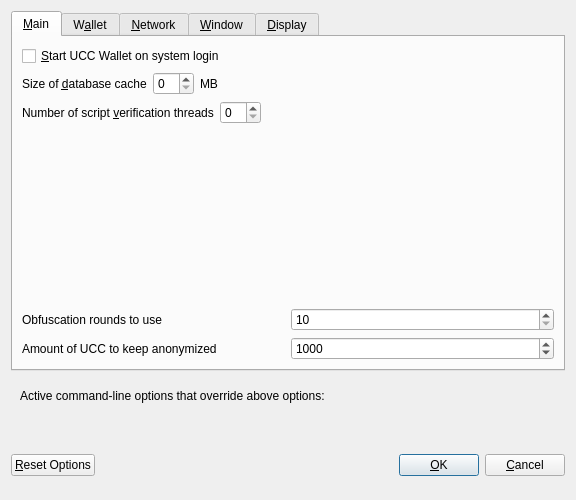
Before: the Qt Designer form src/qt/forms/optionsdialog.ui in swampcoin/bwrgocoin, drawn with Qt 5.
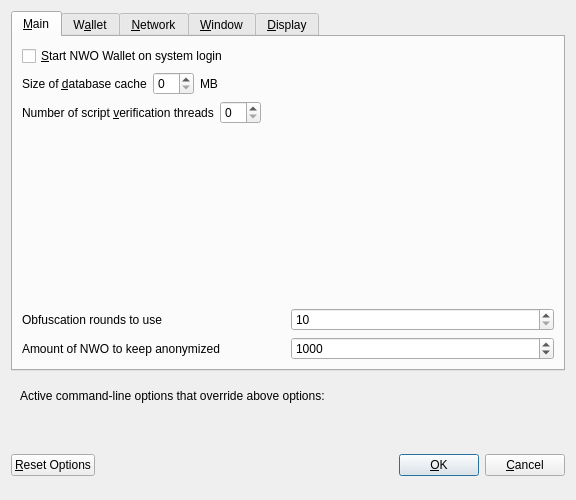
After: the same form once the commit is applied. Custom widgets are drawn as their Qt base class.

Diff of the .ui file:
```diff
--- a/src/qt/forms/optionsdialog.ui
+++ b/src/qt/forms/optionsdialog.ui
@@ -33,7 +33,7 @@
           <string>Automatically start UCC Wallet after logging in to the system.</string>
          </property>
          <property name="text">
-          <string>&amp;Start UCC Wallet on system login</string>
+          <string>&amp;Start NWO Wallet on system login</string>
          </property>
         </widget>
        </item>
@@ -174,7 +174,7 @@
             <string notr="true"/>
            </property>
            <property name="text">
-            <string>Amount of UCC to keep anonymized</string>
+            <string>Amount of NWO to keep anonymized</string>
            </property>
           </widget>
          </item>
```
Left out of the diff: 10 changed lines with no effect on the pictures.
